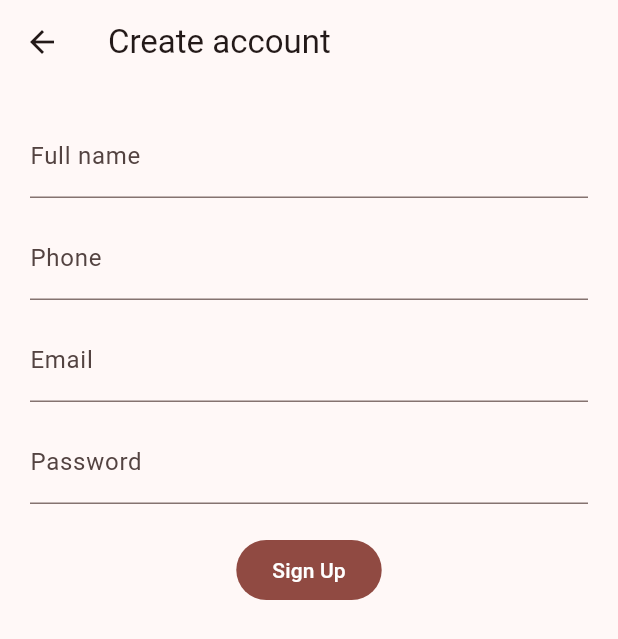
After one commit to Mansi-raval-03/Safe_Travel_App, a Flutter app: the screen it shows after launch, after a tap on "Sign In", after a tap on "Create an account", on a phone screen of 412 x 824 dp. The commit adds this screen. Shown: the top 639 px of the screen. Run offline on Flutter 3.47's test engine with Material 3 defaults, Android fonts, the phone set to English and light mode, and no system bars; our stand-ins replace flutter_dotenv, geolocator, supabase_flutter; accounts and stored records are empty; network calls fail.

Commit message:
feat: add location helper, authentication screens, and main navigation structure

```diff
--- a/lib/main.dart
+++ b/lib/main.dart
@@ -1,29 +1,115 @@
 import 'package:flutter/material.dart';
-import 'package:safe_travel_app/screens/home/home_screen.dart';
+import 'package:flutter_dotenv/flutter_dotenv.dart';
 import 'package:supabase_flutter/supabase_flutter.dart';
-void main() async {
+
+import 'screens/auth/sign_in_screen.dart';
+import 'screens/home/home_screen.dart';
+import 'screens/sos/sos_screen.dart';
+import 'screens/contacts/contacts_screen.dart';
+import 'screens/profile/profile_screen.dart';
+
+Future<void> main() async {
   WidgetsFlutterBinding.ensureInitialized();
+
+  // Load environment variables
+  await dotenv.load(fileName: '.env');
+
+  // Initialize Supabase
   await Supabase.initialize(
-    url: 'https://xtndrzhtcjalwggisavp.supabase.co',
-    anonKey: 'eyJhbGciOiJIUzI1NiIsInR5cCI6IkpXVCJ9.eyJpc3MiOiJzdXBhYmFzZSIsInJlZiI6Inh0bmRyemh0Y2phbHdnZ2lzYXZwIiwicm9sZSI6ImFub24iLCJpYXQiOjE3NTYzOTgwODQsImV4cCI6MjA3MTk3NDA4NH0.faxzqPBdX_bxUveRvk_wLDWjCNDKQyPg1Cm5OKqJ244',
+    url: dotenv.env['SUPABASE_URL']!,
+    anonKey: dotenv.env['SUPABASE_ANON_KEY']!,
   );
-  runApp(const MyApp());
+
+  runApp(const SafeTravelApp());
 }
 
-class MyApp extends StatelessWidget {
-  const MyApp({super.key});
+class SafeTravelApp extends StatelessWidget {
+  const SafeTravelApp({super.key});
 
-  // This widget is the root of your application.
   @override
   Widget build(BuildContext context) {
-
     return MaterialApp(
-      debugShowCheckedModeBanner: false,
-      title: 'Flutter Demo',
+      title: 'Safe Travel App',
       theme: ThemeData(
-       colorScheme: ColorScheme.fromSeed(seedColor: Colors.deepPurple),
+        colorScheme: ColorScheme.fromSeed(seedColor: Colors.red),
+        useMaterial3: true,
       ),
-      home: const HomeScreen(),
+      home: const RootGate(),
     );
   }
 }
+
+class RootGate extends StatefulWidget {
+  const RootGate({super.key});
+
+  @override
+  State<RootGate> createState() => _RootGateState();
+}
+
+class _RootGateState extends State<RootGate> {
+  @override
+  void initState() {
+    super.initState();
+    // Listen to auth state changes
+    Supabase.instance.client.auth.onAuthStateChange.listen((event) {
+      setState(() {});
+    });
+  }
+
+  @override
+  Widget build(BuildContext context) {
+    final user = Supabase.instance.client.auth.currentUser;
+    return user == null ? const SignInScreen() : const MainNavigation();
+  }
+}
+
+class MainNavigation extends StatefulWidget {
+  const MainNavigation({super.key});
+
+  @override
+  State<MainNavigation> createState() => _MainNavigationState();
+}
+
+class _MainNavigationState extends State<MainNavigation> {
+  int _index = 0;
+
+  final _screens = const [
+    HomeScreen(),
+    SosScreen(),
+    ContactsScreen(),
+    ProfileScreen(),
+  ];
+
+  @override
+  Widget build(BuildContext context) {
+    return Scaffold(
+      body: _screens[_index],
+      bottomNavigationBar: NavigationBar(
+        selectedIndex: _index,
+        destinations: const [
+          NavigationDestination(
+            icon: Icon(Icons.home_outlined),
+            selectedIcon: Icon(Icons.home),
+            label: 'Home',
+          ),
+          NavigationDestination(
+            icon: Icon(Icons.warning_amber_outlined),
+            selectedIcon: Icon(Icons.warning),
+            label: 'SOS',
+          ),
+          NavigationDestination(
+            icon: Icon(Icons.contacts_outlined),
+            selectedIcon: Icon(Icons.contacts),
+            label: 'Contacts',
+          ),
+          NavigationDestination(
+            icon: Icon(Icons.person_outline),
+            selectedIcon: Icon(Icons.person),
+            label: 'Profile',
+          ),
+        ],
+        onDestinationSelected: (i) => setState(() => _index = i),
+      ),
+    );
+  }
+}
--- /dev/null
+++ b/lib/screens/auth/sign_in_screen.dart
@@ -0,0 +1,87 @@
+import 'package:flutter/material.dart';
+import 'package:supabase_flutter/supabase_flutter.dart';
+import '../../core/services/supabase_service.dart';
+import 'sign_up_screen.dart';
+
+class SignInScreen extends StatefulWidget {
+  const SignInScreen({super.key});
+
+  @override
+  State<SignInScreen> createState() => _SignInScreenState();
+}
+
+class _SignInScreenState extends State<SignInScreen> {
+  final _email = TextEditingController();
+  final _password = TextEditingController();
+  bool _loading = false;
+  String? _error;
+
+  Future<void> _submit() async {
+    setState(() {
+      _loading = true;
+      _error = null;
+    });
+    try {
+      await SupabaseService().signInEmail(
+        email: _email.text.trim(),
+        password: _password.text,
+      );
+    } on AuthException catch (e) {
+      _error = e.message;
+    } catch (e) {
+      _error = 'Something went wrong';
+    } finally {
+      setState(() => _loading = false);
+    }
+  }
+
+  @override
+  Widget build(BuildContext context) {
+    return Scaffold(
+      body: SafeArea(
+        child: Padding(
+          padding: const EdgeInsets.all(20),
+          child: Column(
+            crossAxisAlignment: CrossAxisAlignment.stretch,
+            children: [
+              const Spacer(),
+              const Text(
+                'Safe Travel',
+                style: TextStyle(fontSize: 28, fontWeight: FontWeight.bold),
+              ),
+              const SizedBox(height: 20),
+              TextField(
+                controller: _email,
+                decoration: const InputDecoration(labelText: 'Email'),
+              ),
+              const SizedBox(height: 12),
+              TextField(
+                controller: _password,
+                decoration: const InputDecoration(labelText: 'Password'),
+                obscureText: true,
+              ),
+              const SizedBox(height: 20),
+              if (_error != null)
+                Text(_error!, style: const TextStyle(color: Colors.red)),
+              const SizedBox(height: 8),
+              FilledButton(
+                onPressed: _loading ? null : _submit,
+                child: _loading
+                    ? const CircularProgressIndicator()
+                    : const Text('Sign In'),
+              ),
+              TextButton(
+                onPressed: () => Navigator.push(
+                  context,
+                  MaterialPageRoute(builder: (_) => const SignUpScreen()),
+                ),
+                child: const Text("Create an account"),
+              ),
+              const Spacer(),
+            ],
+          ),
+        ),
+      ),
+    );
+  }
+}
--- /dev/null
+++ b/lib/screens/auth/sign_up_screen.dart
@@ -0,0 +1,65 @@
+import 'package:flutter/material.dart';
+import '../../core/services/supabase_service.dart';
+
+
+class SignUpScreen extends StatefulWidget {
+const SignUpScreen({super.key});
+
+
+@override
+State<SignUpScreen> createState() => _SignUpScreenState();
+}
+
+
+class _SignUpScreenState extends State<SignUpScreen> {
+final _email = TextEditingController();
+final _password = TextEditingController();
+final _name = TextEditingController();
+final _phone = TextEditingController();
+bool _loading = false;
+String? _error;
+
+
+Future<void> _submit() async {
+setState(() { _loading = true; _error = null; });
+try {
+await SupabaseService().signUpEmail(
+email: _email.text.trim(),
+password: _password.text,
+fullName: _name.text.trim(),
+phone: _phone.text.trim(),
+);
+if (mounted) Navigator.pop(context); // back to sign-in
+} catch (e) {
+_error = e.toString();
+} finally { setState(() => _loading = false); }
+}
+@override
+Widget build(BuildContext context) {
+return Scaffold(
+appBar: AppBar(title: const Text('Create account')),
+body: Padding(
+padding: const EdgeInsets.all(20),
+child: SingleChildScrollView(
+child: Column(
+children: [
+TextField(controller: _name, decoration: const InputDecoration(labelText: 'Full name')),
+const SizedBox(height: 12),
+TextField(controller: _phone, decoration: const InputDecoration(labelText: 'Phone')),
+const SizedBox(height: 12),
+TextField(controller: _email, decoration: const InputDecoration(labelText: 'Email')),
+const SizedBox(height: 12),
+TextField(controller: _password, decoration: const InputDecoration(labelText: 'Password'), obscureText: true),
+const SizedBox(height: 20),
+if (_error != null) Text(_error!, style: const TextStyle(color: Colors.red)),
+FilledButton(
+onPressed: _loading ? null : _submit,
+child: _loading ? const CircularProgressIndicator() : const Text('Sign Up'),
+),
+],
+),
+),
+),
+);
+}
+}
--- a/pubspec.yaml
+++ b/pubspec.yaml
@@ -45,6 +45,8 @@ dev_dependencies:
   connectivity_plus:
   flutter_offline:
   flutter_dotenv:
+  intl:
+  provider:
 
   # The "flutter_lints" package below contains a set of recommended lints to
   # encourage good coding practices. The lint set provided by the package is
```
Also changed, not shown: lib/core/utils/location_helper.dart (added, +23 -0 lines), lib/screens/contacts/contacts_screen.dart (added, +116 -0 lines), lib/screens/home/home_screen.dart (+126 -26 lines), lib/screens/profile/profile_screen.dart (+92 -0 lines), pubspec.lock.
